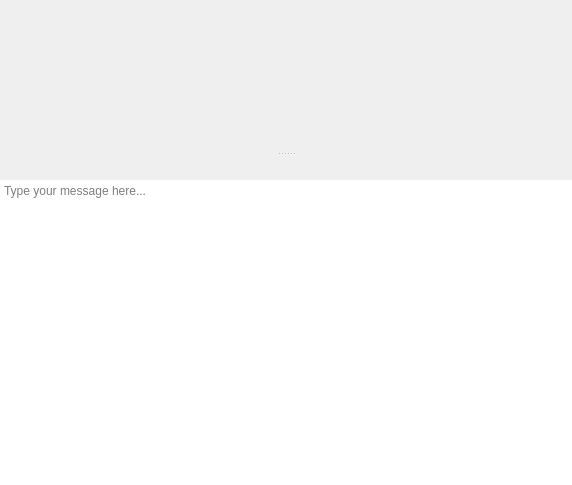
Above: ui/widgets/conversation.ui from shunf4/squawk before the change. Below: the same form after it.
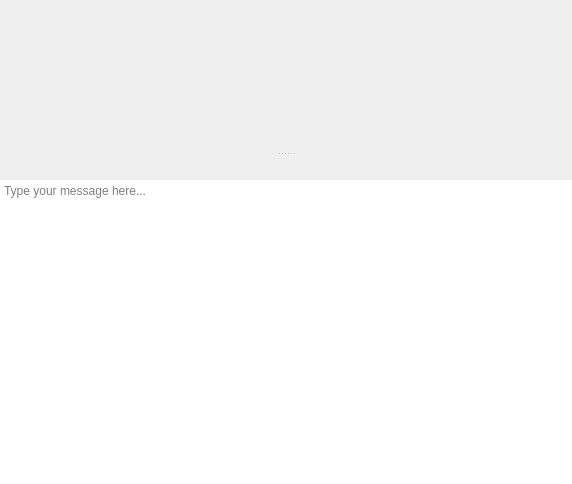
That is the form after the change. Icons and pictures are not drawn.

What changed in the file:
```diff
--- a/ui/widgets/conversation.ui
+++ b/ui/widgets/conversation.ui
@@ -7,7 +7,7 @@
     <x>0</x>
     <y>0</y>
     <width>572</width>
-    <height>485</height>
+    <height>484</height>
    </rect>
   </property>
   <layout class="QHBoxLayout" name="horizontalLayout">
```
Left out of the diff: 32 changed lines with no effect on the pictures.
